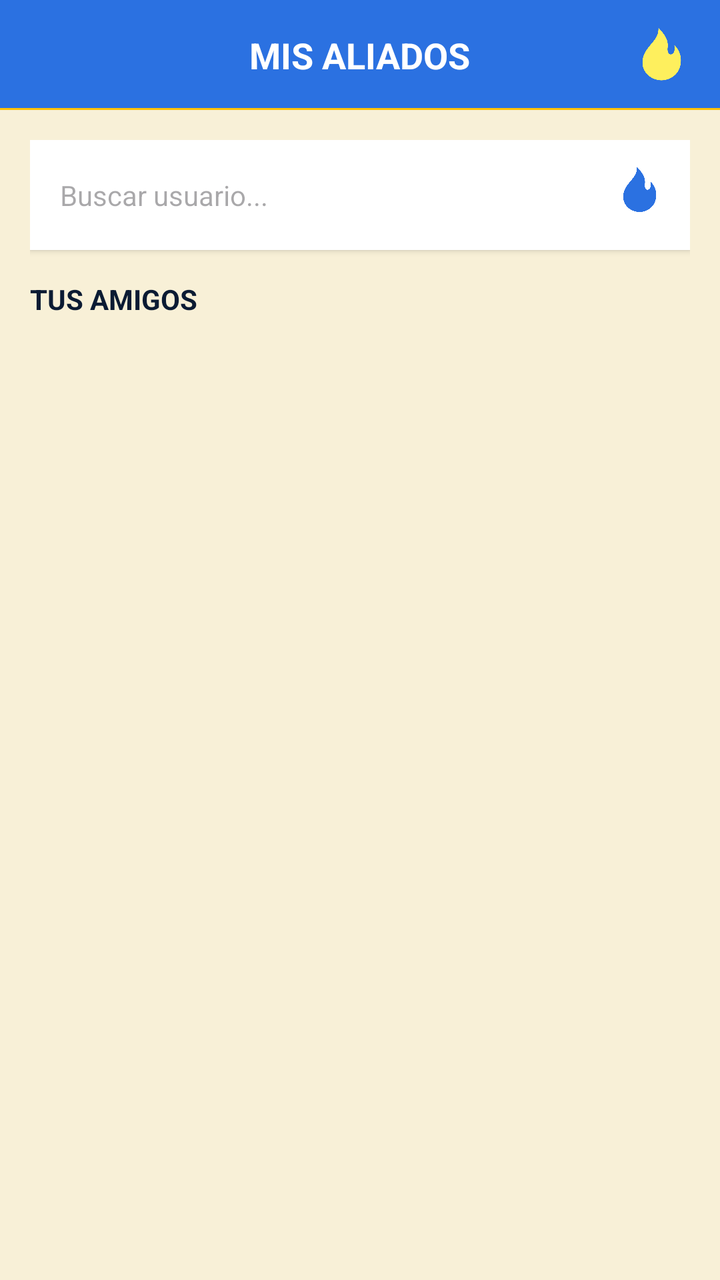
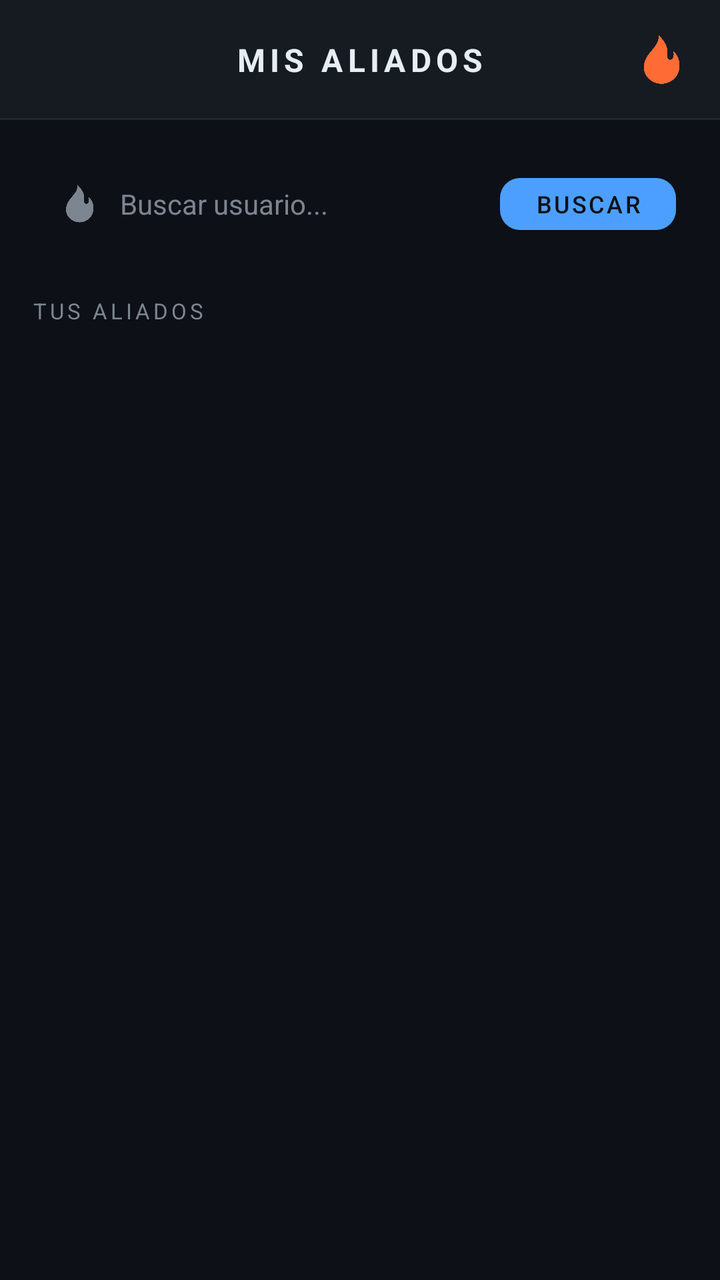

An Android layout rendered at two revisions. The XML below is the earlier revision; the diff shows what the commit changed to produce the second picture.
<!-- AndroidManifest.xml: application theme Theme.CodeRoyale -->
<!-- res/layout/fragment_amigos.xml -->
<?xml version="1.0" encoding="utf-8"?>
<RelativeLayout xmlns:android="http://schemas.android.com/apk/res/android"
    xmlns:app="http://schemas.android.com/apk/res-auto"
    xmlns:tools="http://schemas.android.com/tools"
    android:layout_width="match_parent"
    android:layout_height="match_parent"
    android:background="@color/cr_beige_carta"
    tools:context=".Fragmentos.FragmentAmigos">

    <RelativeLayout
        android:id="@+id/RL_top_amigos"
        android:layout_width="match_parent"
        android:layout_height="55dp"
        android:background="@color/cr_azul_rey">

        <TextView
            android:layout_width="wrap_content"
            android:layout_height="wrap_content"
            android:layout_centerInParent="true"
            android:text="MIS ALIADOS"
            android:textColor="@android:color/white"
            android:textStyle="bold"
            android:textSize="18sp" />

        <ImageView
            android:layout_width="28dp"
            android:layout_height="28dp"
            android:layout_alignParentEnd="true"
            android:layout_centerVertical="true"
            android:layout_marginEnd="15dp"
            android:src="@drawable/flame"
            app:tint="@color/cr_dorado_brillante" />

        <View
            android:layout_width="match_parent"
            android:layout_height="1dp"
            android:layout_alignParentBottom="true"
            android:background="@color/cr_dorado" />
    </RelativeLayout>

    <LinearLayout
        android:layout_width="match_parent"
        android:layout_height="match_parent"
        android:layout_below="@id/RL_top_amigos"
        android:layout_marginBottom="90dp"
        android:orientation="vertical"
        android:padding="15dp">

        <LinearLayout
            android:layout_width="match_parent"
            android:layout_height="wrap_content"
            android:background="@android:color/white"
            android:padding="5dp"
            android:orientation="horizontal"
            android:elevation="2dp"
            android:layout_marginBottom="15dp">
            <EditText
                android:layout_width="0dp"
                android:layout_height="45dp"
                android:layout_weight="1"
                android:background="@android:color/transparent"
                android:hint="Buscar usuario..."
                android:paddingStart="10dp"
                android:textColor="@color/cr_texto_oscuro"
                android:textSize="14sp" />

            <ImageView
                android:layout_width="40dp"
                android:layout_height="40dp"
                android:padding="8dp"
                android:src="@drawable/flame"
                app:tint="@color/cr_azul_rey"/>
        </LinearLayout>

        <TextView
            android:layout_width="wrap_content"
            android:layout_height="wrap_content"
            android:text="TUS AMIGOS"
            android:textColor="@color/cr_azul_oscuro"
            android:textStyle="bold"
            android:layout_marginBottom="10dp"/>

        <androidx.recyclerview.widget.RecyclerView
            android:id="@+id/Rv_amigos"
            android:layout_width="match_parent"
            android:layout_height="match_parent"
            tools:listitem="@layout/item_amigo" />

    </LinearLayout>
</RelativeLayout>
<!-- res/layout/item_amigo.xml (included above) -->
<?xml version="1.0" encoding="utf-8"?>
<LinearLayout xmlns:android="http://schemas.android.com/apk/res/android"
    xmlns:app="http://schemas.android.com/apk/res-auto"
    android:layout_width="match_parent"
    android:layout_height="wrap_content"
    android:orientation="horizontal"
    android:padding="10dp"
    android:layout_marginBottom="8dp"
    android:background="@android:color/white"
    android:gravity="center_vertical"
    android:elevation="2dp">
    <com.google.android.material.imageview.ShapeableImageView
        android:layout_width="50dp"
        android:layout_height="50dp"
        android:src="@drawable/login"
        android:padding="1dp"
        app:strokeColor="@color/cr_dorado"
        app:strokeWidth="2dp"
        app:shapeAppearanceOverlay="@style/ShapeAppearance.MaterialComponents.MediumComponent"/>

    <LinearLayout
        android:layout_width="0dp"
        android:layout_height="wrap_content"
        android:layout_weight="1"
        android:orientation="vertical"
        android:layout_marginStart="12dp">

        <TextView
            android:id="@+id/Txt_nombre_amigo"
            android:layout_width="wrap_content"
            android:layout_height="wrap_content"
            android:text="Ana Pythonisa"
            android:textStyle="bold"
            android:textColor="@color/cr_texto_oscuro"
            android:textSize="16sp"/>

        <TextView
            android:layout_width="wrap_content"
            android:layout_height="wrap_content"
            android:text="3450 EXP total"
            android:textSize="12sp"
            android:textColor="@android:color/darker_gray"/>
    </LinearLayout>

    <com.google.android.material.button.MaterialButton
        android:layout_width="wrap_content"
        android:layout_height="40dp"
        android:text="RETAR"
        android:textSize="10sp"
        app:backgroundTint="@color/cr_azul_rey"
        app:cornerRadius="15dp"/>
</LinearLayout>
<!-- resources referenced by this layout -->
<resources>
  <color name="cr_azul_oscuro">#0B1B33</color>
  <color name="cr_azul_rey">#2B71E1</color>
  <color name="cr_beige_carta">#F8F0D7</color>
  <color name="cr_dorado">#FFC107</color>
  <color name="cr_dorado_brillante">#FEEF5D</color>
  <color name="cr_texto_oscuro">#1A1A1A</color>
  <!-- drawable flame: png bitmap (drawable, 157964 bytes) -->
  <!-- drawable login: png bitmap (drawable, 11801 bytes) -->
  <style name="Theme.CodeRoyale" parent="Base.Theme.CodeRoyale" />
  <style name="Base.Theme.CodeRoyale" parent="Theme.Material3.DayNight.NoActionBar">
          <item name="colorPrimary">@color/cr_azul_rey</item>
          <item name="colorOnPrimary">@android:color/white</item>
  
          <item name="colorSecondary">@color/cr_dorado</item>
          <item name="colorOnSecondary">@color/cr_texto_oscuro</item>
  
          <item name="android:windowBackground">@color/cr_beige_carta</item>
      </style>
</resources>

<!-- the commit's change to res/layout/fragment_amigos.xml (unified diff, before → after) -->
@@ -4,82 +4,100 @@
     xmlns:tools="http://schemas.android.com/tools"
     android:layout_width="match_parent"
     android:layout_height="match_parent"
-    android:background="@color/cr_beige_carta"
+    android:background="@color/cr_fondo"
     tools:context=".Fragmentos.FragmentAmigos">
 
+    
     <RelativeLayout
         android:id="@+id/RL_top_amigos"
         android:layout_width="match_parent"
-        android:layout_height="55dp"
-        android:background="@color/cr_azul_rey">
+        android:layout_height="60dp"
+        android:background="@color/cr_superficie">
 
         <TextView
             android:layout_width="wrap_content"
             android:layout_height="wrap_content"
             android:layout_centerInParent="true"
             android:text="MIS ALIADOS"
-            android:textColor="@android:color/white"
+            android:textColor="@color/cr_texto_primario"
             android:textStyle="bold"
-            android:textSize="18sp" />
+            android:letterSpacing="0.15"
+            android:textSize="16sp" />
 
         <ImageView
-            android:layout_width="28dp"
-            android:layout_height="28dp"
+            android:layout_width="26dp"
+            android:layout_height="26dp"
             android:layout_alignParentEnd="true"
             android:layout_centerVertical="true"
-            android:layout_marginEnd="15dp"
+            android:layout_marginEnd="16dp"
             android:src="@drawable/flame"
-            app:tint="@color/cr_dorado_brillante" />
+            app:tint="@color/cr_fuego" />
 
         <View
             android:layout_width="match_parent"
             android:layout_height="1dp"
             android:layout_alignParentBottom="true"
-            android:background="@color/cr_dorado" />
+            android:background="@color/cr_divisor" />
     </RelativeLayout>
 
+    
     <LinearLayout
         android:layout_width="match_parent"
         android:layout_height="match_parent"
         android:layout_below="@id/RL_top_amigos"
         android:layout_marginBottom="90dp"
         android:orientation="vertical"
-        android:padding="15dp">
+        android:padding="16dp">
 
+        
         <LinearLayout
             android:layout_width="match_parent"
-            android:layout_height="wrap_content"
-            android:background="@android:color/white"
-            android:padding="5dp"
+            android:layout_height="52dp"
             android:orientation="horizontal"
-            android:elevation="2dp"
-            android:layout_marginBottom="15dp">
+            android:layout_marginBottom="20dp"
+            android:gravity="center_vertical"
+            android:paddingStart="14dp"
+            android:paddingEnd="6dp">
+
+            <ImageView
+                android:layout_width="20dp"
+                android:layout_height="20dp"
+                android:src="@drawable/flame"
+                app:tint="@color/cr_texto_secundario" />
+
             <EditText
                 android:layout_width="0dp"
-                android:layout_height="45dp"
+                android:layout_height="match_parent"
                 android:layout_weight="1"
+                android:layout_marginStart="10dp"
                 android:background="@android:color/transparent"
                 android:hint="Buscar usuario..."
-                android:paddingStart="10dp"
-                android:textColor="@color/cr_texto_oscuro"
-                android:textSize="14sp" />
+                android:textColorHint="@color/cr_texto_secundario"
+                android:textColor="@color/cr_texto_primario"
+                android:textSize="14sp"
+                android:inputType="text" />
 
-            <ImageView
-                android:layout_width="40dp"
-                android:layout_height="40dp"
-                android:padding="8dp"
-                android:src="@drawable/flame"
-                app:tint="@color/cr_azul_rey"/>
+            <com.google.android.material.button.MaterialButton
+                android:layout_width="wrap_content"
+                android:layout_height="38dp"
+                android:text="Buscar"
+                android:textSize="12sp"
+                android:textColor="@color/cr_fondo"
+                app:backgroundTint="@color/cr_acento"
+                app:cornerRadius="10dp" />
         </LinearLayout>
 
+        
         <TextView
             android:layout_width="wrap_content"
             android:layout_height="wrap_content"
-            android:text="TUS AMIGOS"
-            android:textColor="@color/cr_azul_oscuro"
-            android:textStyle="bold"
-            android:layout_marginBottom="10dp"/>
+            android:text="TUS ALIADOS"
+            android:textColor="@color/cr_texto_secundario"
+            android:textSize="11sp"
+            android:letterSpacing="0.15"
+            android:layout_marginBottom="12dp" />
 
+        
         <androidx.recyclerview.widget.RecyclerView
             android:id="@+id/Rv_amigos"
             android:layout_width="match_parent"
@@ -95,26 +113,28 @@
     android:layout_width="match_parent"
     android:layout_height="wrap_content"
     android:orientation="horizontal"
-    android:padding="10dp"
-    android:layout_marginBottom="8dp"
-    android:background="@android:color/white"
-    android:gravity="center_vertical"
-    android:elevation="2dp">
+    android:padding="14dp"
+    android:layout_marginBottom="10dp"
+    android:gravity="center_vertical">
+
+    
     <com.google.android.material.imageview.ShapeableImageView
-        android:layout_width="50dp"
-        android:layout_height="50dp"
+        android:layout_width="52dp"
+        android:layout_height="52dp"
         android:src="@drawable/login"
-        android:padding="1dp"
-        app:strokeColor="@color/cr_dorado"
+        android:padding="2dp"
+        app:strokeColor="@color/cr_acento"
         app:strokeWidth="2dp"
-        app:shapeAppearanceOverlay="@style/ShapeAppearance.MaterialComponents.MediumComponent"/>
+        app:shapeAppearanceOverlay="@style/ShapeAppearance.MaterialComponents.MediumComponent" />
 
+    
     <LinearLayout
         android:layout_width="0dp"
         android:layout_height="wrap_content"
         android:layout_weight="1"
         android:orientation="vertical"
-        android:layout_marginStart="12dp">
+        android:layout_marginStart="14dp">
+
 
         <TextView
             android:id="@+id/Txt_nombre_amigo"
@@ -122,22 +142,43 @@
             android:layout_height="wrap_content"
             android:text="Ana Pythonisa"
             android:textStyle="bold"
-            android:textColor="@color/cr_texto_oscuro"
-            android:textSize="16sp"/>
+            android:textColor="@color/cr_blanco"
+            android:textSize="15sp" />
 
-        <TextView
+        <LinearLayout
             android:layout_width="wrap_content"
             android:layout_height="wrap_content"
-            android:text="3450 EXP total"
-            android:textSize="12sp"
-            android:textColor="@android:color/darker_gray"/>
+            android:orientation="horizontal"
+            android:gravity="center_vertical"
+            android:layout_marginTop="3dp">
+
+            <ImageView
+                android:layout_width="12dp"
+                android:layout_height="12dp"
+                android:src="@drawable/experiencia"
+                app:tint="@color/cr_acento" />
+
+            <TextView
+                android:layout_width="wrap_content"
+                android:layout_height="wrap_content"
+                android:layout_marginStart="4dp"
+                android:text="3450 EXP"
+                android:textSize="12sp"
+                android:textColor="@color/cr_texto_secundario" />
+        </LinearLayout>
     </LinearLayout>
 
+    
     <com.google.android.material.button.MaterialButton
         android:layout_width="wrap_content"
-        android:layout_height="40dp"
+        android:layout_height="36dp"
         android:text="RETAR"
-        android:textSize="10sp"
-        app:backgroundTint="@color/cr_azul_rey"
-        app:cornerRadius="15dp"/>
+        android:textSize="11sp"
+        android:textStyle="bold"
+        android:textColor="@color/cr_fondo"
+        android:paddingStart="14dp"
+        android:paddingEnd="14dp"
+        app:backgroundTint="@color/cr_acento"
+        app:cornerRadius="10dp" />
+
 </LinearLayout>
<!-- resource entries referenced after the edit -->
@@ -1,22 +1,35 @@
 <!-- resources referenced by this layout -->
 <resources>
-  <color name="cr_azul_oscuro">#0B1B33</color>
-  <color name="cr_azul_rey">#2B71E1</color>
-  <color name="cr_beige_carta">#F8F0D7</color>
-  <color name="cr_dorado">#FFC107</color>
-  <color name="cr_dorado_brillante">#FEEF5D</color>
-  <color name="cr_texto_oscuro">#1A1A1A</color>
+  <color name="cr_acento">#4D9FFF</color>
+  <color name="cr_blanco">#FFFFFF</color>
+  <color name="cr_divisor">#21262D</color>
+  <color name="cr_fondo">#0D1117</color>
+  <color name="cr_fuego">#FF6B35</color>
+  <color name="cr_superficie">#161B22</color>
+  <color name="cr_texto_primario">#E6EDF3</color>
+  <color name="cr_texto_secundario">#7D8590</color>
+  <!-- drawable experiencia: png bitmap (drawable, 31299 bytes) -->
   <!-- drawable flame: png bitmap (drawable, 157964 bytes) -->
   <!-- drawable login: png bitmap (drawable, 11801 bytes) -->
-  <style name="Theme.CodeRoyale" parent="Base.Theme.CodeRoyale" />
-  <style name="Base.Theme.CodeRoyale" parent="Theme.Material3.DayNight.NoActionBar">
-          <item name="colorPrimary">@color/cr_azul_rey</item>
-          <item name="colorOnPrimary">@android:color/white</item>
+  <style name="Theme.CodeRoyale" parent="Theme.MaterialComponents.DayNight.NoActionBar">
+          
+          <item name="colorPrimary">@color/cr_acento</item>
+          <item name="colorPrimaryVariant">@color/cr_superficie</item>
+          <item name="colorOnPrimary">@color/cr_fondo</item>
   
-          <item name="colorSecondary">@color/cr_dorado</item>
-          <item name="colorOnSecondary">@color/cr_texto_oscuro</item>
+          
+          <item name="colorSecondary">@color/cr_acento</item>
+          <item name="colorSecondaryVariant">@color/cr_acento</item>
+          <item name="colorOnSecondary">@color/cr_fondo</item>
   
-          <item name="android:windowBackground">@color/cr_beige_carta</item>
+          
+          <item name="android:colorBackground">@color/cr_fondo</item>
+          <item name="colorSurface">@color/cr_superficie</item>
+          <item name="colorOnSurface">@color/cr_texto_primario</item>
+  
+          
+          <item name="android:navigationBarColor">@color/cr_superficie</item>
+          <item name="android:statusBarColor">@color/cr_superficie</item>
       </style>
 </resources>
 
